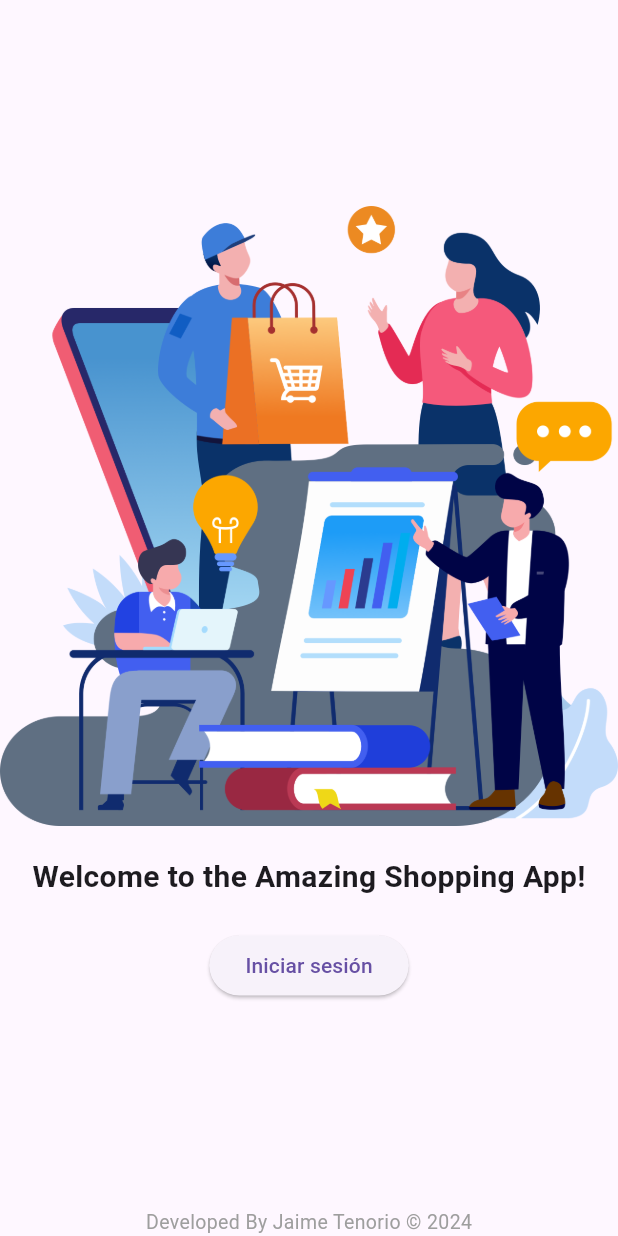
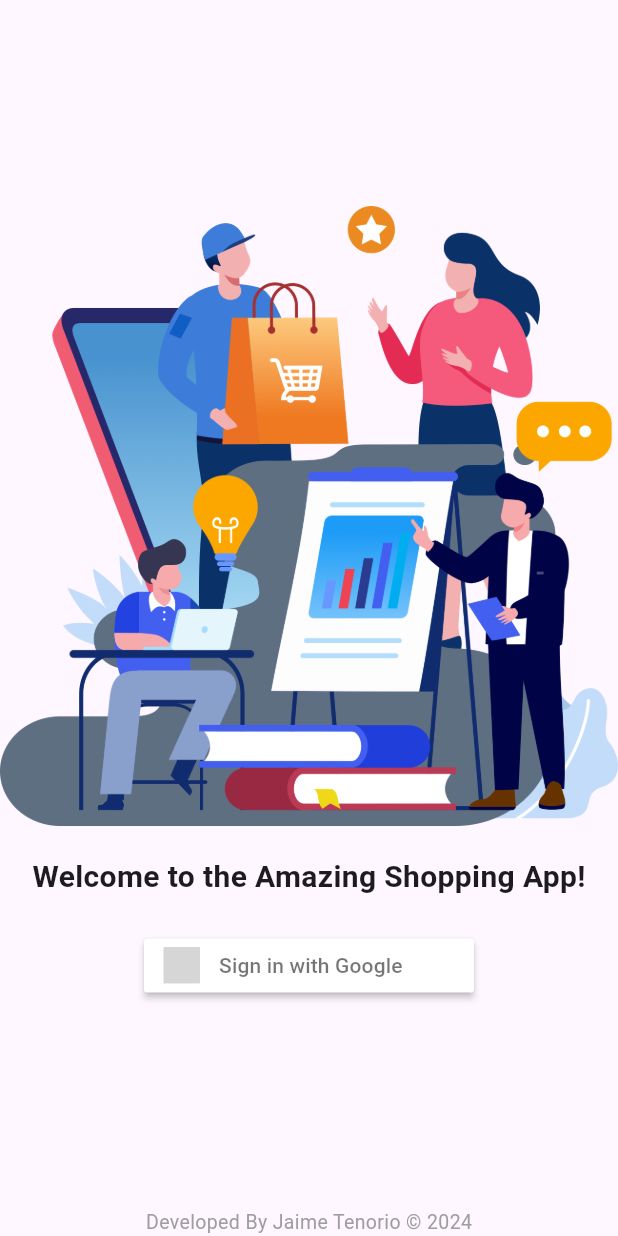
Before and after one commit to Sebastian298/amazing_shopping, a Flutter app: the screen it shows after launch, on a phone screen of 412 x 824 dp. Run offline on Flutter 3.47's test engine with Material 3 defaults, Android fonts, the phone set to English and light mode, and no system bars; drawn by our look-alikes of sign_in_button; our stand-ins replace go_router; grey boxes are pictures that could not be loaded.

Commit message:
firebase dependecies added for google sign in

```diff
--- a/lib/presentation/screens/logIn/log_in_screen.dart
+++ b/lib/presentation/screens/logIn/log_in_screen.dart
@@ -1,4 +1,5 @@
 import 'package:flutter/material.dart';
+import 'package:sign_in_button/sign_in_button.dart';
 
 class LogInScreen extends StatelessWidget {
   static const String routeName = '/logInScreen';
@@ -25,10 +26,7 @@ class LogInScreen extends StatelessWidget {
                   ),
                 ),
                 const SizedBox(height: 20),
-                ElevatedButton(
-                  onPressed: () {},
-                  child: const Text('Iniciar sesión'),
-                ),
+                const _SignInButton(),
               ],
             ),
           ),
@@ -44,3 +42,16 @@ class LogInScreen extends StatelessWidget {
     );
   }
 }
+
+class _SignInButton extends StatelessWidget {
+  const _SignInButton();
+
+  @override
+  Widget build(BuildContext context) {
+    return SignInButton(
+      Buttons.google,
+      text: 'Sign in with Google',
+      onPressed: () {},
+    );
+  }
+}
```
Also changed, not shown: pubspec.yaml (+5 -2 lines), pubspec.lock.
